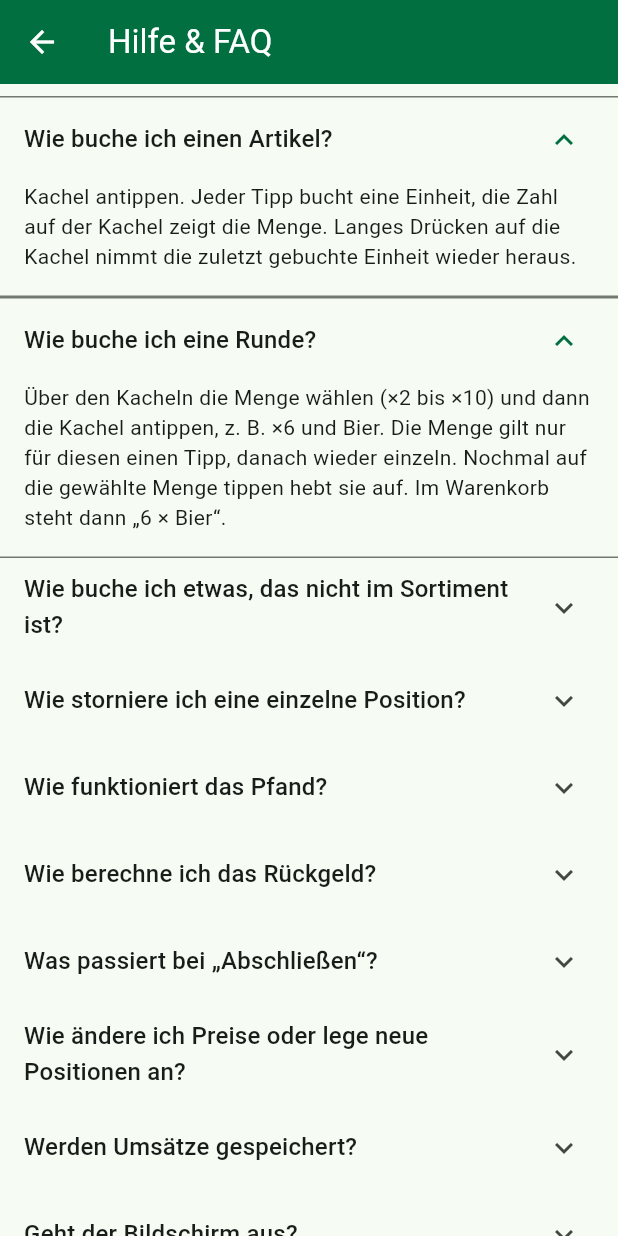
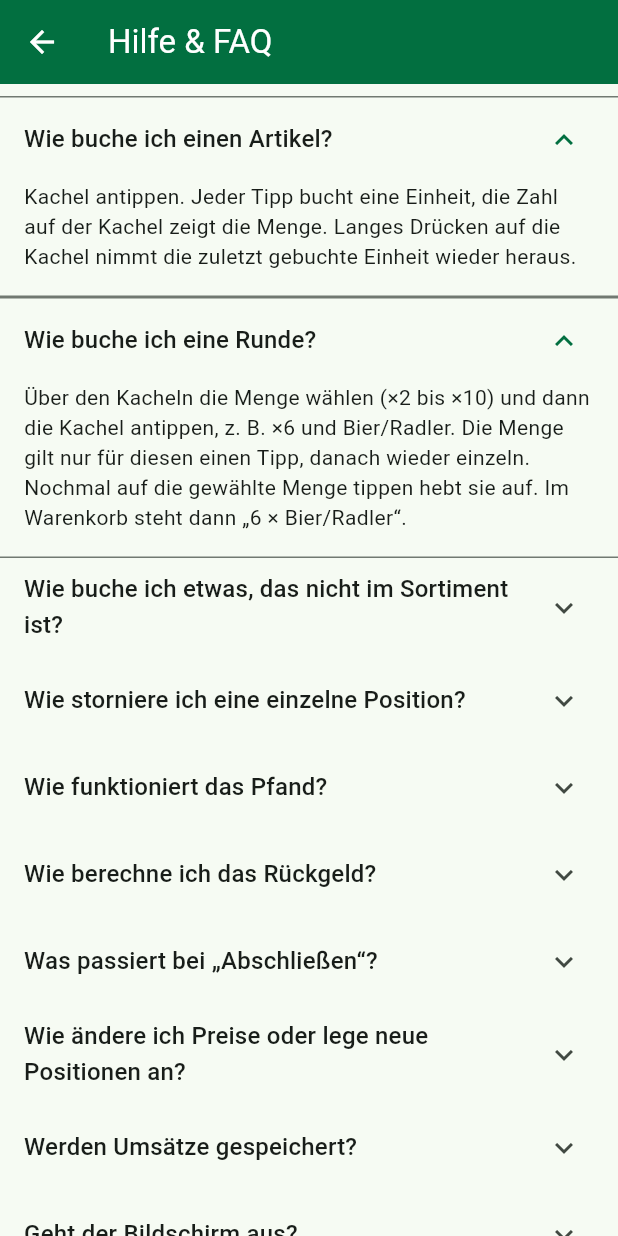
Before and after one commit to Ogie0/Easy-Price-Calculation, a Flutter app: the FaqScreen screen opened directly, after a tap on "Wie buche ich einen Artikel?", after a tap on "Wie buche ich eine Runde?", on a phone screen of 412 x 824 dp. Run offline on Flutter 3.47's test engine with Material 3 defaults, Android fonts, the phone set to English and light mode, and no system bars; our stand-ins replace image_picker, shared_preferences; accounts and stored records are empty.

Commit message:
Prüfung: FAQ aktualisiert, Foto-Fehler werden gemeldet, Bilder für Vorlesefunktion ausgeblendet [skip ci]
- FAQ: Bier/Radler, „Alle löschen“ mit Sicherheitsabfrage, Bilder,
  Darstellung und Wischsperre, gespeicherte Daten
- Jeder Fehler beim Übernehmen eines Fotos zeigt eine Meldung (vorher nur
  Plattformfehler); das bisherige Bild bleibt
- Kachelbilder und Emojis werden von TalkBack nicht extra vorgelesen

Co-Authored-By: Claude Opus 5.5 <noreply@anthropic.com>
Claude-Session: https://claude.ai/code/session_01NupdSHJUqBHfHitkyt8aD3

```diff
--- a/lib/screens/faq_screen.dart
+++ b/lib/screens/faq_screen.dart
@@ -18,8 +18,8 @@ class FaqScreen extends StatelessWidget {
     (
       'Wie buche ich eine Runde?',
       'Über den Kacheln die Menge wählen (×2 bis ×10) und dann die Kachel antippen, z. B. ×6 und '
-          'Bier. Die Menge gilt nur für diesen einen Tipp, danach wieder einzeln. Nochmal auf die '
-          'gewählte Menge tippen hebt sie auf. Im Warenkorb steht dann „6 × Bier“.',
+          'Bier/Radler. Die Menge gilt nur für diesen einen Tipp, danach wieder einzeln. Nochmal auf '
+          'die gewählte Menge tippen hebt sie auf. Im Warenkorb steht dann „6 × Bier/Radler“.',
     ),
     (
       'Wie buche ich etwas, das nicht im Sortiment ist?',
@@ -28,9 +28,11 @@ class FaqScreen extends StatelessWidget {
     ),
     (
       'Wie storniere ich eine einzelne Position?',
-      'Im Warenkorb auf ⊖ neben der Position tippen – bei „6 × Bier“ wird jeweils ein Bier '
-          'storniert. Bei Getränken mit Pfand wird das Pfand automatisch mit entfernt. Der Mülleimer oben leert den ganzen Warenkorb – auch das '
-          'lässt sich über „Rückgängig“ in der Meldung unten zurückholen.',
+      'Im Warenkorb auf ⊖ neben der Position tippen – bei „6 × Bier/Radler“ wird jeweils eins '
+          'storniert. Bei Getränken mit Pfand wird das Pfand automatisch mit entfernt. Den ganzen '
+          'Warenkorb leert „Alle löschen“ (Handy, unten) bzw. der Mülleimer oben – nach einer '
+          'Sicherheitsabfrage. Auch das lässt sich über „Rückgängig“ in der Meldung unten '
+          'zurückholen.',
     ),
     (
       'Wie funktioniert das Pfand?',
@@ -57,11 +59,14 @@ class FaqScreen extends StatelessWidget {
       'Über das Zahnrad oben rechts. Die Einstellungen sind mit dem Master-Passwort geschützt '
           '(beim Vorstand erfragen). Dort lassen sich Preise und Pfandwert ändern, Artikel ein- '
           'und ausblenden, Pfand pro Artikel festlegen, die Reihenfolge der Kacheln ändern '
-          '(„Reihenfolge“) und eigene Positionen anlegen, bearbeiten und löschen.',
+          '(„Reihenfolge“), eigene Fotos für die Kacheln wählen („Bild“) und eigene Positionen '
+          'anlegen, bearbeiten und löschen. Unter „Darstellung“ gibt es Hell/Dunkel, Bilder oder '
+          'Emojis und die Sperre fürs Wischen zwischen Speisen und Getränken.',
     ),
     (
       'Werden Umsätze gespeichert?',
-      'Nein. Die App merkt sich nur Preise, Pfandwert und Sortiment auf diesem Gerät. '
+      'Nein. Die App merkt sich nur Preise, Pfandwert, Sortiment, eigene Fotos und die '
+          'Darstellung auf diesem Gerät. '
           'Verkäufe werden nicht protokolliert, und die App braucht kein Internet.',
     ),
     (
--- a/lib/screens/settings_screen.dart
+++ b/lib/screens/settings_screen.dart
@@ -299,9 +299,11 @@ class _ArticleSettings extends StatelessWidget {
       if (path == null) return;
       catalog.setImage(article.id, path);
       await store.delete(old);
-    } on PlatformException catch (e) {
+    } on Object catch (e) {
+      // Keine Berechtigung, Speicher voll o. Ä.: Bild bleibt wie es war.
+      final detail = e is PlatformException ? (e.message ?? e.code) : '$e';
       messenger.showSnackBar(
-        SnackBar(content: Text('Foto konnte nicht geladen werden (${e.message ?? e.code}).')),
+        SnackBar(content: Text('Foto konnte nicht übernommen werden ($detail).')),
       );
     }
   }
```
Also changed, not shown: lib/widgets/article_art.dart (+14 -4 lines), 1 other file.
